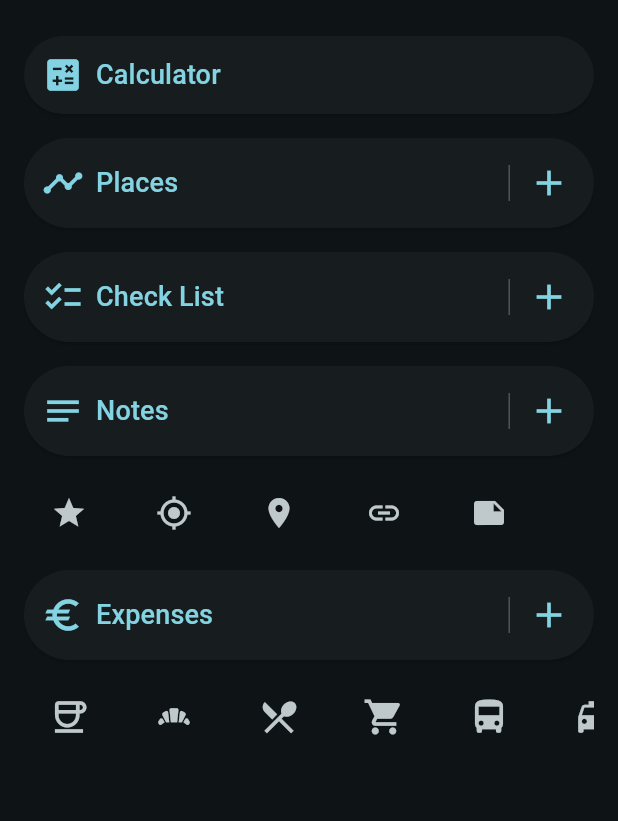
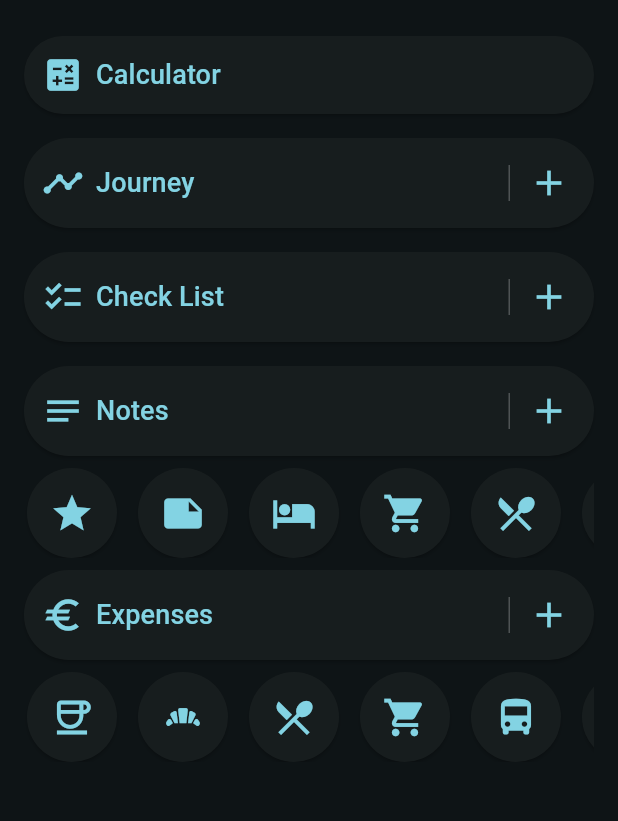
Before and after one commit to snst/TravelAssist2, a Flutter app: the screen it shows after launch, on a phone screen of 412 x 824 dp, the part 84-905 px from its top. Run offline on Flutter 3.47's test engine with Material 3 defaults, Android fonts, the phone set to English and light mode, and no system bars; our stand-ins replace file_picker, flutter_spinbox, flutter_typeahead, font_awesome_flutter, geolocator, grouped_list and 2 more; missing offline and left inert: flutter_multi_select_items, open_app_file, receive_sharing_intent, textfield_tags; accounts and stored records are empty; generated files the repository leaves out were written again.

Commit message:
beta release

```diff
--- a/lib/main.dart
+++ b/lib/main.dart
@@ -3,6 +3,7 @@ import 'dart:async';
 import 'package:flutter/material.dart';
 import 'package:provider/provider.dart';
 import 'package:receive_sharing_intent/receive_sharing_intent.dart';
+import 'package:travelassist2/widgets/widget_icon_button.dart';
 
 import '../place_list/place.dart';
 import '../place_list/place_item_page.dart';
@@ -39,21 +40,11 @@ void main() async {
     MultiProvider(
       providers: [
         ChangeNotifierProvider(create: (context) => Calculator()),
-        ChangeNotifierProvider(
-          create: (context) => TodoProvider(isarService.isar),
-        ),
-        ChangeNotifierProvider(
-          create: (context) => CurrencyProvider(isarService.isar),
-        ),
-        ChangeNotifierProvider(
-          create: (context) => TransactionProvider(isarService.isar),
-        ),
-        ChangeNotifierProvider(
-          create: (context) => NoteProvider(isarService.isar),
-        ),
-        ChangeNotifierProvider(
-          create: (context) => PlaceProvider(isarService.isar),
-        ),
+        ChangeNotifierProvider(create: (context) => TodoProvider(isarService.isar)),
+        ChangeNotifierProvider(create: (context) => CurrencyProvider(isarService.isar)),
+        ChangeNotifierProvider(create: (context) => TransactionProvider(isarService.isar)),
+        ChangeNotifierProvider(create: (context) => NoteProvider(isarService.isar)),
+        ChangeNotifierProvider(create: (context) => PlaceProvider(isarService.isar)),
       ],
       child: const MyApp(),
     ),
@@ -67,16 +58,10 @@ class MyApp extends StatelessWidget {
   Widget build(BuildContext context) {
     return MaterialApp(
       title: Txt.appTitle,
-      theme: ThemeData(
-        colorScheme: ColorScheme.fromSeed(seedColor: Colors.blue),
-        useMaterial3: true,
-      ),
+      theme: ThemeData(colorScheme: ColorScheme.fromSeed(seedColor: Colors.blue), useMaterial3: true),
       darkTheme: ThemeData(
         brightness: Brightness.dark,
-        colorScheme: ColorScheme.fromSeed(
-          seedColor: Colors.cyan,
-          brightness: Brightness.dark,
-        ),
+        colorScheme: ColorScheme.fromSeed(seedColor: Colors.cyan, brightness: Brightness.dark),
         useMaterial3: true,
       ),
       themeMode: ThemeMode.dark,
@@ -97,18 +82,16 @@ class _MainScreenState extends State<MainScreen> {
 
   void handleSharedFile(SharedMediaFile file) async {
     final link = await moveSharedImageToDataFolder(file.path);
-    String tag = Tag.link;
-    if (link.startsWith("https://maps.app.goo.gl")) tag = Tag.map;
+    List<String> tags = link.startsWith("https://maps.app.goo.gl") ? [Tag.map] : [];
     if (mounted) {
       Navigator.push(
         context,
         MaterialPageRoute(
           builder: (context) => NoteItemPage(
-            item: Note(link: link, tags: [tag]),
+            item: Note(link: link, tags: tags),
             newItem: true,
-            title: tag,
-            createReplacementPage: () =>
-                const NoteListPage(selectedTags: [Tag.note]),
+            title: Txt.note,
+            createReplacementPage: () => const NoteListPage(selectedTags: [Tag.note]),
           ),
         ),
       );
@@ -160,7 +143,7 @@ class _MainScreenState extends State<MainScreen> {
             itemBuilder: (context) => [
               const PopupMenuItem(value: 1, child: Text(Txt.currencyRates)),
               const PopupMenuItem(value: 5, child: Text(Txt.notesStorageDir)),
-              const PopupMenuItem(value: 6, child: Text(Txt.places)),
+              const PopupMenuItem(value: 6, child: Text(Txt.journey)),
               const PopupMenuItem(value: 2, child: Text(Txt.checklist)),
               const PopupMenuItem(value: 3, child: Text(Txt.allNotes)),
               const PopupMenuItem(value: 4, child: Text(Txt.expenses)),
@@ -169,43 +152,22 @@ class _MainScreenState extends State<MainScreen> {
             onSelected: (value) {
               switch (value) {
                 case 1:
-                  Navigator.push(
-                    context,
-                    MaterialPageRoute(
-                      builder: (context) => const CurrencyListPage(),
-                    ),
-                  );
+                  Navigator.push(context, MaterialPageRoute(builder: (context) => const CurrencyListPage()));
                   break;
                 case 2:
-                  showImportExportPage(
-                    context,
-                    Txt.checklist,
-                    Provider.of<TodoProvider>(context, listen: false),
-                  );
+                  showImportExportPage(context, Txt.checklist, Provider.of<TodoProvider>(context, listen: false));
                   break;
                 case 3:
-                  showImportExportPage(
-                    context,
-                    Txt.allNotes,
-                    Provider.of<NoteProvider>(context, listen: false),
-                  );
+                  showImportExportPage(context, Txt.allNotes, Provider.of<NoteProvider>(context, listen: false));
                   break;
                 case 4:
-                  showImportExportPage(
-                    context,
-                    Txt.expenses,
-                    Provider.of<TransactionProvider>(context, listen: false),
-                  );
+                  showImportExportPage(context, Txt.expenses, Provider.of<TransactionProvider>(context, listen: false));
                   break;
                 case 5:
                   selectBookmarkFolder();
                   break;
                 case 6:
-                  showImportExportPage(
-                    context,
-                    Txt.places,
-                    Provider.of<PlaceProvider>(context, listen: false),
-                  );
+                  showImportExportPage(context, Txt.journey, Provider.of<PlaceProvider>(context, listen: false));
                   break;
               }
             },
@@ -223,7 +185,7 @@ class _MainScreenState extends State<MainScreen> {
             ),
 
             WidgetDualActionButton(
-              label: Txt.places,
+              label: Txt.journey,
               icon: Icons.timeline,
               onMainPressed: () => _onShowPage(context, const PlaceListPage()),
               onAddPressed: () async {
@@ -248,9 +210,7 @@ class _MainScreenState extends State<MainScreen> {
                 await Navigator.push(
                   context,
                   MaterialPageRoute(
-                    builder: (context) => TodoItemPage(
-                      createReplacementPage: () => const TodoListPage(),
-                    ),
+                    builder: (context) => TodoItemPage(createReplacementPage: () => const TodoListPage()),
                   ),
                 );
               },
@@ -259,8 +219,7 @@ class _MainScreenState extends State<MainScreen> {
             WidgetDualActionButton(
               label: Txt.allNotes,
               icon: Icons.notes,
-              onMainPressed: () =>
-                  _onShowPage(context, NoteListPage(selectedTags: [])),
+              onMainPressed: () => _onShowPage(context, NoteListPage(selectedTags: [])),
               onAddPressed: () async {
                 await Navigator.push(
                   context,
@@ -269,75 +228,50 @@ class _MainScreenState extends State<MainScreen> {
                       item: Note(tags: []),
                       newItem: true,
                       title: Txt.note,
-                      createReplacementPage: () =>
-                          const NoteListPage(selectedTags: [Tag.note]),
+                      createReplacementPage: () => const NoteListPage(selectedTags: [Tag.note]),
                     ),
                   ),
                 );
               },
             ),
             _buildScrollableNotes(
-              height: 60,
-              tagIcons: [
-                TagIcons.star,
-                TagIcons.gps,
-                TagIcons.map,
-                TagIcons.link,
-                TagIcons.note,
+              tagIcons: const [
+                TagIcon(tags: [Tag.star], icon: MyIcons.star),
+                TagIcon(tags: [Tag.note], icon: MyIcons.note),
+                TagIcon(tags: [Tag.hotel], icon: MyIcons.hotel),
+                TagIcon(tags: [Tag.shop], icon: MyIcons.shop),
+                TagIcon(tags: [Tag.restaurant], icon: MyIcons.restaurant),
+                TagIcon(tags: [Tag.guide], icon: MyIcons.guide),
+                TagIcon(tags: [Tag.gps], icon: MyIcons.gps),
+                TagIcon(tags: [Tag.map], icon: MyIcons.map),
+                TagIcon(tags: [Tag.bus], icon: MyIcons.bus),
+                TagIcon(tags: [Tag.attraction], icon: MyIcons.attraction),
               ],
             ),
 
             WidgetDualActionButton(
               label: Txt.expenses,
               icon: Icons.euro,
-              onMainPressed: () =>
-                  _onShowPage(context, const TransactionMainPage()),
+              onMainPressed: () => _onShowPage(context, const TransactionMainPage()),
               onAddPressed: () async {
                 await Navigator.push(
                   context,
                   MaterialPageRoute(
-                    builder: (context) => TransactionItemPage(
-                      createReplacementPage: () => const TransactionMainPage(),
-                    ),
+                    builder: (context) => TransactionItemPage(createReplacementPage: () => const TransactionMainPage()),
                   ),
                 );
               },
             ),
             _buildScrollableExpense(
-              height: 60,
-              subIcons: [
-                {
-                  'icon': Icons.coffee_outlined,
-                  'name': [Tag.cafe, Tag.food],
-                },
-                {
-                  'icon': Icons.bakery_dining,
-                  'name': [Tag.breakfast, Tag.food],
-                },
-                {
-                  'icon': Icons.local_dining,
-                  'name': [Tag.restaurant, Tag.food],
-                },
-                {
-                  'icon': Icons.shopping_cart,
-                  'name': [Tag.shop, Tag.food],
-                },
-                {
-                  'icon': Icons.directions_bus,
-                  'name': [Tag.bus, Tag.transport],
-                },
-                {
-                  'icon': Icons.local_taxi,
-                  'name': [Tag.taxi, Tag.transport],
-                },
-                {
-                  'icon': Icons.attractions,
-                  'name': [Tag.entrance],
-                },
-                {
-                  'icon': Icons.hotel,
-                  'name': [Tag.hotel],
-                },
+              tagIcons: const [
+                TagIcon(tags: [Tag.cafe, Tag.food], icon: MyIcons.cafe),
+                TagIcon(tags: [Tag.breakfast, Tag.food], icon: MyIcons.breakfast),
+                TagIcon(tags: [Tag.restaurant, Tag.food], icon: MyIcons.restaurant),
+                TagIcon(tags: [Tag.shop, Tag.food], icon: MyIcons.shop),
+                TagIcon(tags: [Tag.bus, Tag.transport], icon: MyIcons.bus),
+                TagIcon(tags: [Tag.taxi, Tag.transport], icon: MyIcons.taxi),
+                TagIcon(tags: [Tag.attraction], icon: MyIcons.attraction),
+                TagIcon(tags: [Tag.hotel], icon: MyIcons.hotel),
               ],
             ),
           ],
@@ -346,64 +280,46 @@ class _MainScreenState extends State<MainScreen> {
     );
   }
 
-  Widget _buildScrollableExpense({
-    required double height,
-    required List<Map<String, dynamic>> subIcons,
-  }) {
+  Widget _buildScrollableExpense({required List<TagIcon> tagIcons}) {
     return SizedBox(
-      height: height,
+      height: 60,
       child: ListView.separated(
         scrollDirection: Axis.horizontal,
-        itemCount: subIcons.length,
+        itemCount: tagIcons.length,
         separatorBuilder: (_, __) => const SizedBox(width: 10),
         itemBuilder: (context, index) {
-          final sub = subIcons[index];
-          return SizedBox(
-            width: height, // square buttons
-            height: height,
-            child: IconButton(
-              icon: Icon(sub['icon'], size: 28),
+          final item = tagIcons[index];
+          return WidgetIconButton(
+            icon: item.icon,
             onPressed: () async {
               await Navigator.push(
                 context,
                 MaterialPageRoute(
-                    builder: (context) => TransactionItemPage(
-                      tags: sub['name'],
-                      createReplacementPage: () => const TransactionMainPage(),
-                    ),
+                  builder: (context) =>
+                      TransactionItemPage(tags: item.tags, createReplacementPage: () => const TransactionMainPage()),
                 ),
               );
             },
-            ),
           );
         },
       ),
     );
   }
 
-  Widget _buildScrollableNotes({
-    required double height,
-    required List<TagIcon> tagIcons,
-  }) {
+  Widget _buildScrollableNotes({required List<TagIcon> tagIcons}) {
     return SizedBox(
-      height: height,
+      height: 60,
       child: ListView.separated(
         scrollDirection: Axis.horizontal,
         itemCount: tagIcons.length,
         separatorBuilder: (_, __) => const SizedBox(width: 10),
         itemBuilder: (context, index) {
-          return SizedBox(
-            width: height,
-            height: height,
-            child: IconButton(
-              icon: tagIcons[index].icon,
+          final item = tagIcons[index];
+          return WidgetIconButton(
+            icon: item.icon,
             onPressed: () {
-                _onShowPage(
-                  context,
-                  NoteListPage(selectedTags: [tagIcons[index].tag]),
-                );
+              _onShowPage(context, NoteListPage(selectedTags: item.tags));
             },
-            ),
           );
         },
       ),
@@ -417,16 +333,8 @@ void showImportExportPage(BuildContext context, String title, JsonExport je) {
     MaterialPageRoute(
       builder: (context) {
         return Scaffold(
-          appBar: AppBar(
-            backgroundColor: Theme.of(context).colorScheme.inversePrimary,
-            title: Text(title),
-          ),
-          body: WidgetExport(
-            fileName: title,
-            toJson: je.toJson,
-            fromJson: je.fromJson,
-            clearJson: je.clear,
-          ),
+          appBar: AppBar(backgroundColor: Theme.of(context).colorScheme.inversePrimary, title: Text(title)),
+          body: WidgetExport(fileName: title, toJson: je.toJson, fromJson: je.fromJson, clearJson: je.clear),
         );
       },
     ),
--- a/lib/place_list/place_list_page.dart
+++ b/lib/place_list/place_list_page.dart
@@ -17,6 +17,7 @@ class PlaceListPage extends StatefulWidget {
 
 class _PlaceListPageState extends State<PlaceListPage> {
   bool _listEditable = false;
+  final ScrollController _scrollController = ScrollController();
 
   void toggleEdit() {
     _listEditable = !_listEditable;
@@ -48,12 +49,15 @@ class _PlaceListPageState extends State<PlaceListPage> {
                 child: items.isEmpty
                     ? const Center(child: Text('No items found.'))
                     : ListView.builder(
-                        itemCount: items.length,
+                  key: const PageStorageKey<String>('myList'),
+                  controller: _scrollController,
+                  itemCount: items.length,
                         itemBuilder: (context, index) {
                           final item = items[index];
                           return Card(
                             color: item.getCardColor(),
                             child: ListTile(
+                              key: ValueKey(item),
                               contentPadding: EdgeInsets.only(left: 4.0, right: 4.0),
                               //minTileHeight: 60,
                               onTap: () {
--- a/lib/place_list/place_provider.dart
+++ b/lib/place_list/place_provider.dart
@@ -23,7 +23,7 @@ class PlaceProvider extends Storage<Place> implements JsonExport {
   }
 
   String getTitle(List<Place> places) {
-    if (places.isEmpty) return Txt.places;
+    if (places.isEmpty) return Txt.journey;
     final firstDate = places.first.getStartDate();
     final lastDate = places.last.getEndDate();
     var now = DateTime.now();
--- a/lib/utils/globals.dart
+++ b/lib/utils/globals.dart
@@ -18,6 +18,8 @@ class Tag {
   static const hotel = "hotel";
   static const entrance = "entrance";
   static const shop = "shop";
+  static const guide = "guide";
+  static const attraction = "attraction";
 }
 
 class MyIcons {
@@ -31,22 +33,24 @@ class MyIcons {
   static const delete = Icons.delete;
   static const cancel = Icons.arrow_back;
   static const show = Icons.zoom_in;
+  static const bus = Icons.directions_bus;
+  static const taxi = Icons.local_taxi;
+  static const hotel = Icons.hotel;
+  static const guide = Icons.directions;
+  static const shop = Icons.shopping_cart;
+  static const cafe = Icons.coffee_outlined;
+  static const breakfast = Icons.bakery_dining;
+  static const restaurant = Icons.local_dining;
+  static const attraction = Icons.attractions;
 }
 
 class TagIcon {
-  final String tag;
-  final Icon icon;
+  final List<String> tags;
+  final IconData icon;
 
-  const TagIcon({required this.tag, required this.icon});
+  const TagIcon({required this.tags, required this.icon});
 }
 
-class TagIcons {
-  static const gps = TagIcon(tag: Tag.gps, icon: Icon(MyIcons.gps));
-  static const map = TagIcon(tag: Tag.map, icon: Icon(MyIcons.map));
-  static const link = TagIcon(tag: Tag.link, icon: Icon(MyIcons.link));
-  static const star = TagIcon(tag: Tag.star, icon: Icon(MyIcons.star));
-  static const note = TagIcon(tag: Tag.note, icon: Icon(MyIcons.note));
-}
 
 class PlaceIcons {
   static const dynamic = Icons.compare_arrows;
@@ -62,7 +66,7 @@ class Txt {
   static const allNotes = "Notes";
   static const locations = "Locations";
   static const expenses = "Expenses";
-  static const places = "Places";
+  static const journey = "Journey";
   static const checklist = "Check List";
   static const calculator = "Calculator";
   static const appTitle = "Travel Assist";
```
Lines whose indentation alone changed are shown as unchanged.
